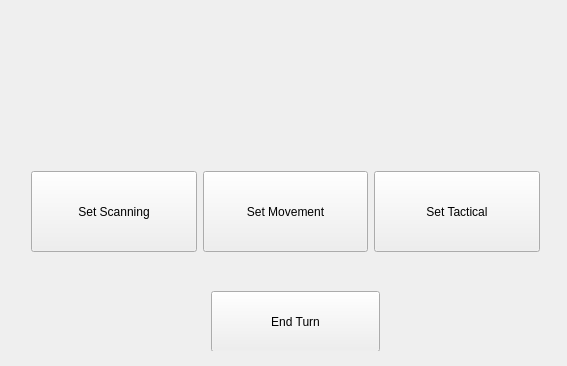
CBennett12/CS4076, file mainwindow.ui: the form before one commit.
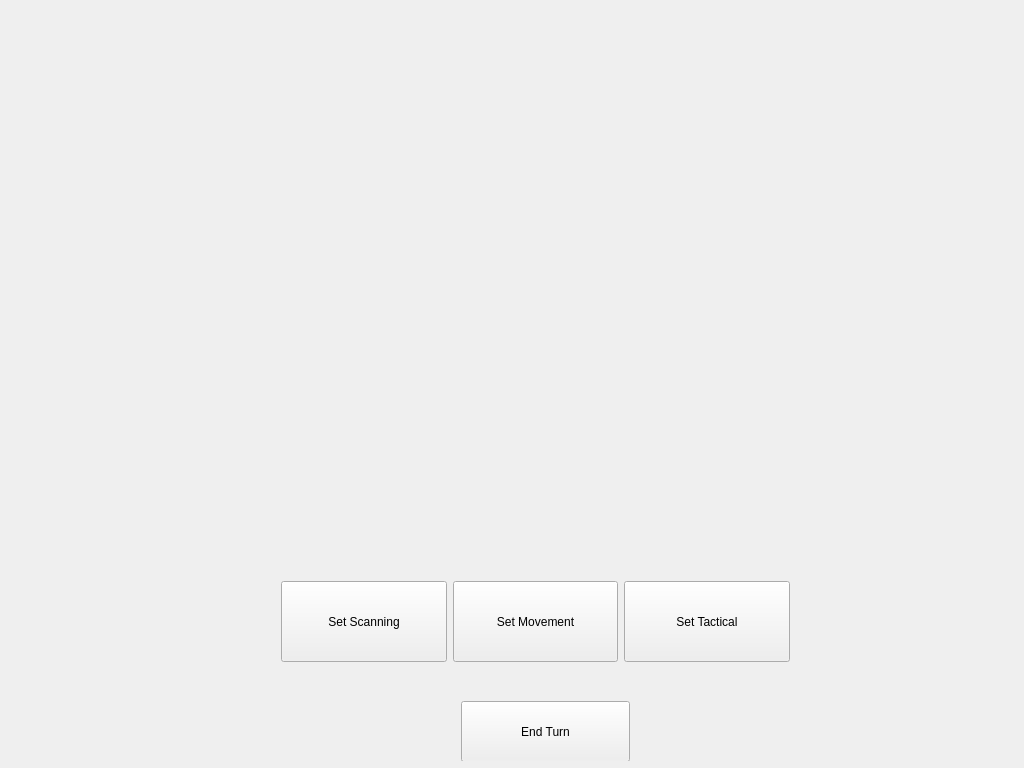
The form after the commit.

Diff of the .ui file:
```diff
--- a/mainwindow.ui
+++ b/mainwindow.ui
@@ -6,20 +6,20 @@
    <rect>
     <x>0</x>
     <y>0</y>
-    <width>567</width>
-    <height>366</height>
+    <width>1024</width>
+    <height>768</height>
    </rect>
   </property>
   <property name="minimumSize">
    <size>
-    <width>567</width>
-    <height>366</height>
+    <width>1024</width>
+    <height>768</height>
    </size>
   </property>
   <property name="maximumSize">
    <size>
-    <width>567</width>
-    <height>366</height>
+    <width>1024</width>
+    <height>768</height>
    </size>
   </property>
   <property name="windowTitle">
@@ -29,8 +29,8 @@
    <widget class="QWidget" name="horizontalLayoutWidget">
     <property name="geometry">
      <rect>
-      <x>20</x>
-      <y>160</y>
+      <x>270</x>
+      <y>570</y>
       <width>531</width>
       <height>102</height>
      </rect>
@@ -80,8 +80,8 @@
    <widget class="QWidget" name="horizontalLayoutWidget_3">
     <property name="geometry">
      <rect>
-      <x>200</x>
-      <y>280</y>
+      <x>450</x>
+      <y>690</y>
       <width>181</width>
       <height>71</height>
      </rect>
```
